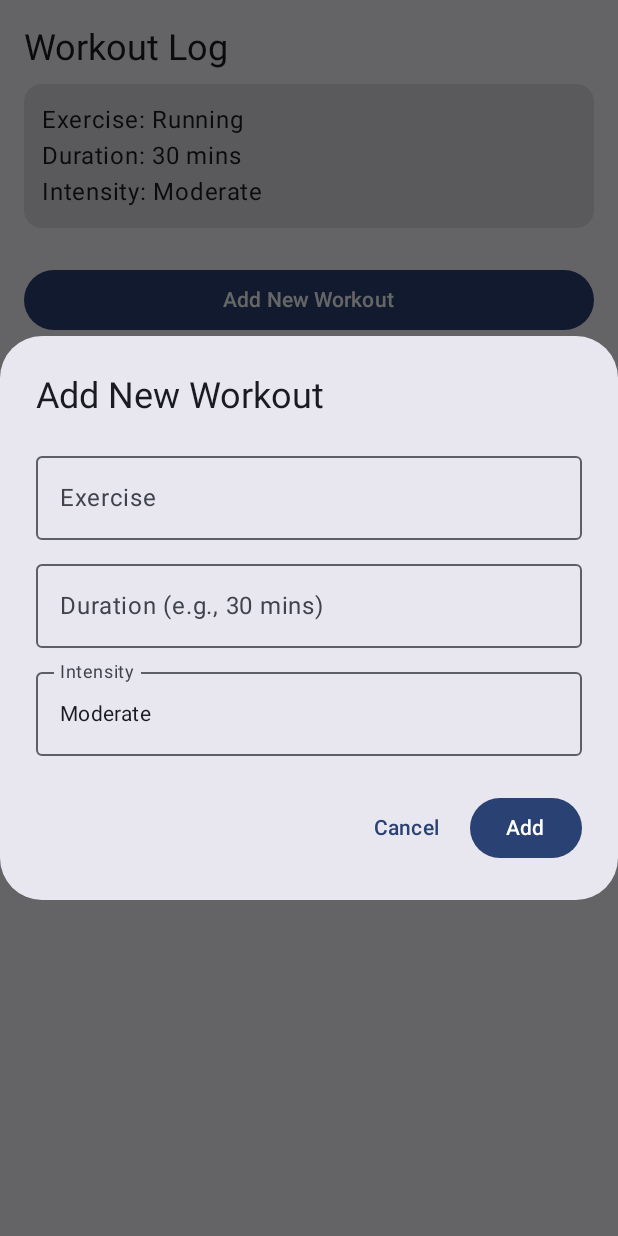
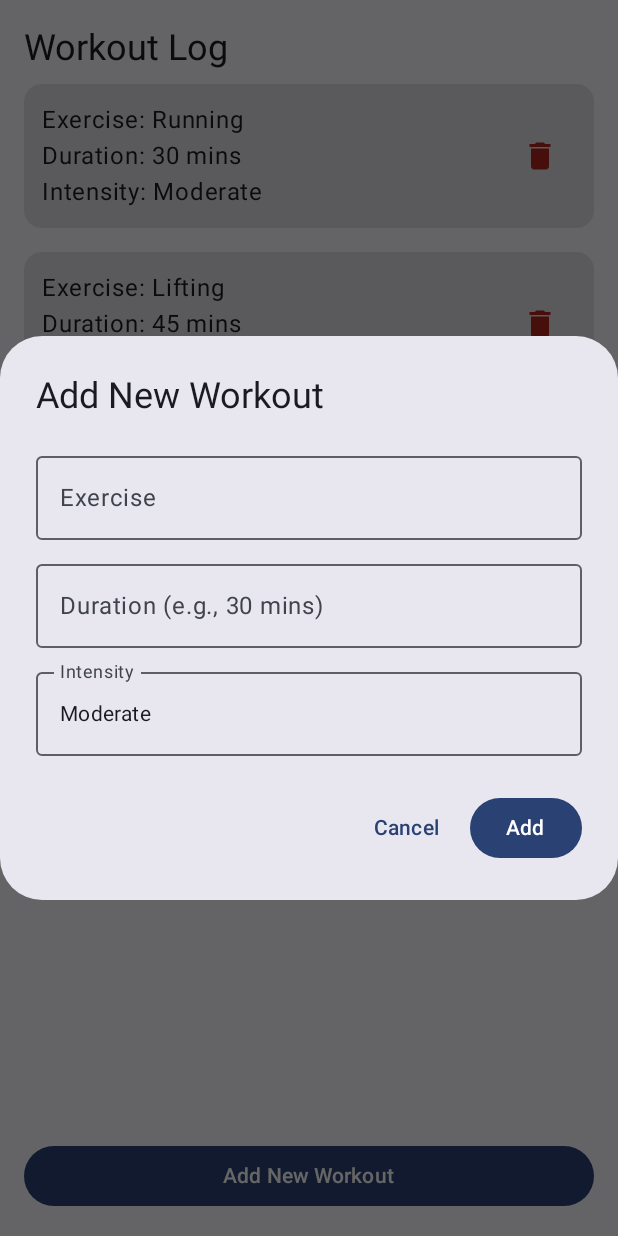
Before and after one commit to tobden9/365Fitness, an Android app built with Jetpack Compose: the composable FitnessScreen shown on its own in the app's theme, after a tap on "Add New Workout", on a phone screen of 412 x 824 dp. Run offline under Robolectric (Android 15) with nearby library versions, the phone set to English and light mode, and no system bars.

Commit message:
fitness screen

```diff
--- a/app/src/main/java/com/example/a365fitness/MainActivity.kt
+++ b/app/src/main/java/com/example/a365fitness/MainActivity.kt
@@ -1,19 +1,27 @@
 package com.example.a365fitness
+
 
 import android.os.Bundle
 import androidx.activity.ComponentActivity
 import androidx.activity.compose.setContent
+import androidx.compose.animation.*
+import androidx.compose.foundation.background
+import androidx.compose.foundation.gestures.detectHorizontalDragGestures
 import androidx.compose.foundation.layout.*
 import androidx.compose.foundation.lazy.LazyColumn
 import androidx.compose.foundation.lazy.items
 import androidx.compose.material.icons.Icons
+import androidx.compose.material.icons.filled.Delete
 import androidx.compose.material.icons.filled.Favorite
 import androidx.compose.material3.*
 import androidx.compose.runtime.*
 import androidx.compose.ui.Alignment
 import androidx.compose.ui.Modifier
+import androidx.compose.ui.graphics.Color
+import androidx.compose.ui.input.pointer.pointerInput
 import androidx.compose.ui.unit.dp
 import com.example.a365fitness.ui.theme._365FitnessTheme
+
 
 class MainActivity : ComponentActivity() {
     override fun onCreate(savedInstanceState: Bundle?) {
@@ -63,7 +71,8 @@ fun DashboardScreen(modifier: Modifier = Modifier) {
                 Text("Steps: 7,230 / 10,000")
                 LinearProgressIndicator(
                     progress = 0.72f,
-                    modifier = Modifier.fillMaxWidth())
+                    modifier = Modifier.fillMaxWidth()
+                )
             }
         }
     }
@@ -80,7 +89,8 @@ data class Workout(
 @Composable
 fun FitnessScreen(modifier: Modifier = Modifier) {
     var workouts by remember { mutableStateOf(listOf(
-        Workout("Running", "30 mins", "Moderate")
+        Workout("Running", "30 mins", "Moderate"),
+        Workout("Lifting", "45 mins", "High") // Added examples for testing
     )) }
 
     var showAddWorkoutDialog by remember { mutableStateOf(false) }
@@ -88,21 +98,48 @@ fun FitnessScreen(modifier: Modifier = Modifier) {
     var newDuration by remember { mutableStateOf("") }
     var newIntensity by remember { mutableStateOf("Moderate") }
 
+    // Function to delete a workout
+    val deleteWorkout: (Workout) -> Unit = { workoutToDelete ->
+        workouts = workouts.filter { it != workoutToDelete }
+    }
+
     Column(modifier.padding(16.dp)) {
         Text("Workout Log", style = MaterialTheme.typography.headlineSmall)
 
-        // Display workout list
-        LazyColumn {
+        // Display workout list with a Delete button
+        LazyColumn(
+            modifier = Modifier.weight(1f) // Gives LazyColumn room to scroll
+        ) {
             items(workouts) { workout ->
                 Card(
                     Modifier
                         .fillMaxWidth()
                         .padding(vertical = 8.dp)
                 ) {
-                    Column(Modifier.padding(12.dp)) {
-                        Text("Exercise: ${workout.exercise}")
-                        Text("Duration: ${workout.duration}")
-                        Text("Intensity: ${workout.intensity}")
+                    // Use Row to align text details and the delete button horizontally
+                    Row(
+                        modifier = Modifier
+                            .fillMaxWidth()
+                            .padding(12.dp),
+                        verticalAlignment = Alignment.CenterVertically
+                    ) {
+                        // Details Column takes up most of the space
+                        Column(modifier = Modifier.weight(1f)) {
+                            Text("Exercise: ${workout.exercise}")
+                            Text("Duration: ${workout.duration}")
+                            Text("Intensity: ${workout.intensity}")
+                        }
+
+                        // Delete Button (IconButton)
+                        IconButton(
+                            onClick = { deleteWorkout(workout) }
+                        ) {
+                            Icon(
+                                Icons.Filled.Delete,
+                                contentDescription = "Delete Workout",
+                                tint = MaterialTheme.colorScheme.error // Red color for delete
+                            )
+                        }
                     }
                 }
             }
@@ -110,7 +147,7 @@ fun FitnessScreen(modifier: Modifier = Modifier) {
 
         Spacer(modifier = Modifier.height(16.dp))
 
-        // Add workout button
+        // Add workout button (KEPT)
         Button(
             onClick = { showAddWorkoutDialog = true },
             modifier = Modifier.fillMaxWidth()
@@ -119,7 +156,7 @@ fun FitnessScreen(modifier: Modifier = Modifier) {
         }
     }
 
-    // Add Workout Dialog
+    // Add Workout Dialog (KEPT)
     if (showAddWorkoutDialog) {
         AlertDialog(
             onDismissRequest = { showAddWorkoutDialog = false },
@@ -155,7 +192,7 @@ fun FitnessScreen(modifier: Modifier = Modifier) {
                             label = { Text("Intensity") },
                             modifier = Modifier
                                 .fillMaxWidth()
-                                .menuAnchor(),
+                                .menuAnchor(), // The correct Material 3 API is used here
                             readOnly = true
                         )
 
@@ -208,13 +245,12 @@ fun FitnessScreen(modifier: Modifier = Modifier) {
     }
 }
 
-
 @Composable
 fun NutritionScreen(modifier: Modifier = Modifier) {
     var meal by remember { mutableStateOf("") }
     Column(modifier.padding(16.dp)) {
         Text("Log Your Meal", style = MaterialTheme.typography.headlineSmall)
-        TextField(
+        OutlinedTextField(
             value = meal,
             onValueChange = { meal = it },
             label = { Text("Add a meal...") },
```
